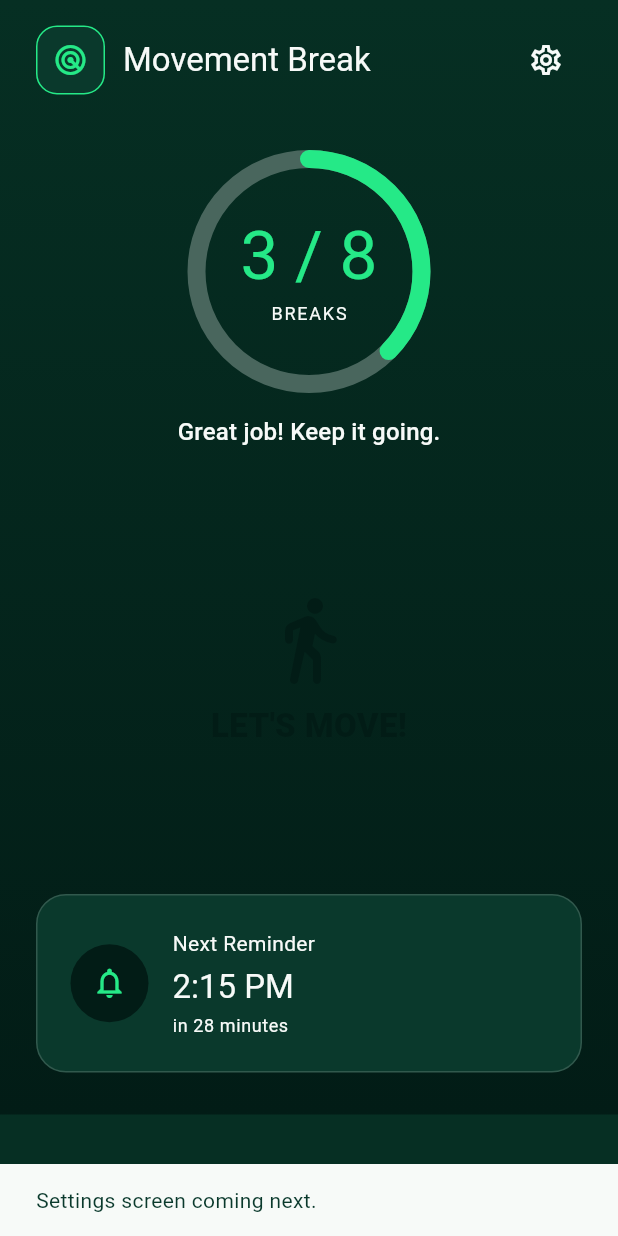
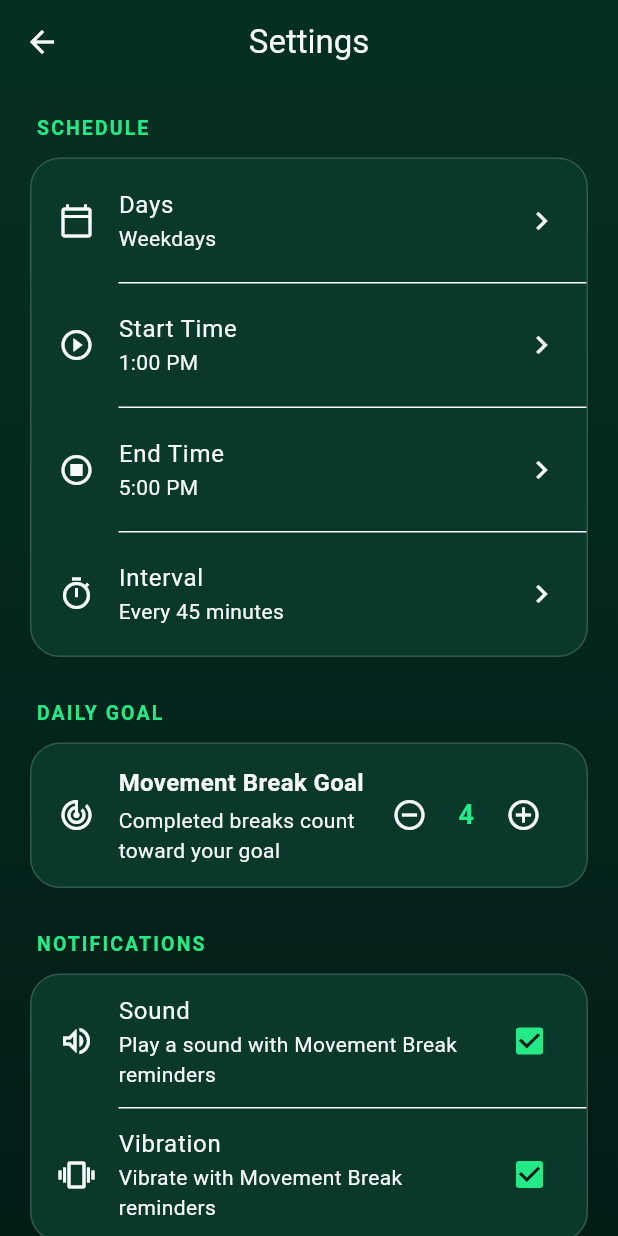
Before and after one commit to smelinosky/movement-break, a Flutter app: the screen it shows after launch, after a tap on the "settings" icon, on a phone screen of 412 x 824 dp. Run offline on Flutter 3.47's test engine with Material 3 defaults, Android fonts, the light colour scheme and no system bars; Roboto replaces fonts that are missing (Arial).

Commit message:
Build settings screen and navigation

```diff
--- a/lib/app/screens/home/home_screen.dart
+++ b/lib/app/screens/home/home_screen.dart
@@ -1,6 +1,7 @@
 import 'package:flutter/material.dart';
 
 import '../../theme/app_colors.dart';
+import '../settings/settings_screen.dart';
 
 class HomeScreen extends StatelessWidget {
   const HomeScreen({super.key});
@@ -64,8 +65,11 @@ class HomeScreen extends StatelessWidget {
         IconButton(
           tooltip: 'Settings',
           onPressed: () {
-            ScaffoldMessenger.of(context).showSnackBar(
-              const SnackBar(content: Text('Settings screen coming next.')),
+            Navigator.push(
+              context,
+              MaterialPageRoute<void>(
+                builder: (context) => const SettingsScreen(),
+              ),
             );
           },
           icon: const Icon(
--- /dev/null
+++ b/lib/app/screens/settings/settings_screen.dart
@@ -0,0 +1,381 @@
+import 'package:flutter/material.dart';
+
+import '../../theme/app_colors.dart';
+
+class SettingsScreen extends StatefulWidget {
+  const SettingsScreen({super.key});
+
+  @override
+  State<SettingsScreen> createState() => _SettingsScreenState();
+}
+
+class _SettingsScreenState extends State<SettingsScreen> {
+  String selectedDays = 'Weekdays';
+  TimeOfDay startTime = const TimeOfDay(hour: 13, minute: 0);
+  TimeOfDay endTime = const TimeOfDay(hour: 17, minute: 0);
+  int reminderInterval = 45;
+  int dailyGoal = 4;
+  bool soundEnabled = true;
+  bool vibrationEnabled = true;
+
+  Future<void> _selectStartTime() async {
+    final selectedTime = await showTimePicker(
+      context: context,
+      initialTime: startTime,
+    );
+
+    if (selectedTime != null) {
+      setState(() {
+        startTime = selectedTime;
+      });
+    }
+  }
+
+  Future<void> _selectEndTime() async {
+    final selectedTime = await showTimePicker(
+      context: context,
+      initialTime: endTime,
+    );
+
+    if (selectedTime != null) {
+      setState(() {
+        endTime = selectedTime;
+      });
+    }
+  }
+
+  Future<void> _selectDays() async {
+    final result = await showModalBottomSheet<String>(
+      context: context,
+      backgroundColor: AppColors.surface,
+      builder: (context) {
+        return SafeArea(
+          child: Column(
+            mainAxisSize: MainAxisSize.min,
+            children: [
+              _buildChoiceTile(context, title: 'Weekdays', value: 'Weekdays'),
+              _buildChoiceTile(context, title: 'Every Day', value: 'Every Day'),
+              _buildChoiceTile(context, title: 'Custom', value: 'Custom'),
+            ],
+          ),
+        );
+      },
+    );
+
+    if (result != null) {
+      setState(() {
+        selectedDays = result;
+      });
+    }
+  }
+
+  Future<void> _selectInterval() async {
+    final result = await showModalBottomSheet<int>(
+      context: context,
+      backgroundColor: AppColors.surface,
+      builder: (context) {
+        return SafeArea(
+          child: Column(
+            mainAxisSize: MainAxisSize.min,
+            children: [
+              _buildChoiceTile(context, title: 'Every 30 minutes', value: 30),
+              _buildChoiceTile(context, title: 'Every 45 minutes', value: 45),
+              _buildChoiceTile(context, title: 'Every 60 minutes', value: 60),
+              _buildChoiceTile(context, title: 'Every 90 minutes', value: 90),
+            ],
+          ),
+        );
+      },
+    );
+
+    if (result != null) {
+      setState(() {
+        reminderInterval = result;
+      });
+    }
+  }
+
+  Widget _buildChoiceTile<T>(
+    BuildContext context, {
+    required String title,
+    required T value,
+  }) {
+    return ListTile(
+      title: Text(title),
+      trailing: const Icon(Icons.chevron_right),
+      onTap: () {
+        Navigator.pop(context, value);
+      },
+    );
+  }
+
+  @override
+  Widget build(BuildContext context) {
+    return Scaffold(
+      appBar: AppBar(title: const Text('Settings')),
+      body: Container(
+        width: double.infinity,
+        decoration: const BoxDecoration(
+          gradient: LinearGradient(
+            begin: Alignment.topCenter,
+            end: Alignment.bottomCenter,
+            colors: [AppColors.background, AppColors.backgroundDark],
+          ),
+        ),
+        child: SafeArea(
+          top: false,
+          child: ListView(
+            padding: const EdgeInsets.fromLTRB(20, 20, 20, 32),
+            children: [
+              _buildSectionTitle('SCHEDULE'),
+              const SizedBox(height: 10),
+              _buildSettingsCard(
+                children: [
+                  _buildNavigationRow(
+                    icon: Icons.calendar_today_outlined,
+                    title: 'Days',
+                    value: selectedDays,
+                    onTap: _selectDays,
+                  ),
+                  _buildDivider(),
+                  _buildNavigationRow(
+                    icon: Icons.play_circle_outline,
+                    title: 'Start Time',
+                    value: startTime.format(context),
+                    onTap: _selectStartTime,
+                  ),
+                  _buildDivider(),
+                  _buildNavigationRow(
+                    icon: Icons.stop_circle_outlined,
+                    title: 'End Time',
+                    value: endTime.format(context),
+                    onTap: _selectEndTime,
+                  ),
+                  _buildDivider(),
+                  _buildNavigationRow(
+                    icon: Icons.timer_outlined,
+                    title: 'Interval',
+                    value: 'Every $reminderInterval minutes',
+                    onTap: _selectInterval,
+                  ),
+                ],
+              ),
+              const SizedBox(height: 28),
+
+              _buildSectionTitle('DAILY GOAL'),
+              const SizedBox(height: 10),
+              _buildSettingsCard(children: [_buildGoalRow()]),
+              const SizedBox(height: 28),
+
+              _buildSectionTitle('NOTIFICATIONS'),
+              const SizedBox(height: 10),
+              _buildSettingsCard(
+                children: [
+                  CheckboxListTile(
+                    value: soundEnabled,
+                    onChanged: (value) {
+                      setState(() {
+                        soundEnabled = value ?? false;
+                      });
+                    },
+                    contentPadding: const EdgeInsets.symmetric(
+                      horizontal: 18,
+                      vertical: 4,
+                    ),
+                    secondary: const Icon(Icons.volume_up_outlined),
+                    title: const Text('Sound'),
+                    subtitle: const Text(
+                      'Play a sound with Movement Break reminders',
+                    ),
+                    controlAffinity: ListTileControlAffinity.trailing,
+                  ),
+                  _buildDivider(),
+                  CheckboxListTile(
+                    value: vibrationEnabled,
+                    onChanged: (value) {
+                      setState(() {
+                        vibrationEnabled = value ?? false;
+                      });
+                    },
+                    contentPadding: const EdgeInsets.symmetric(
+                      horizontal: 18,
+                      vertical: 4,
+                    ),
+                    secondary: const Icon(Icons.vibration_outlined),
+                    title: const Text('Vibration'),
+                    subtitle: const Text(
+                      'Vibrate with Movement Break reminders',
+                    ),
+                    controlAffinity: ListTileControlAffinity.trailing,
+                  ),
+                ],
+              ),
+              const SizedBox(height: 28),
+
+              _buildSectionTitle('ABOUT'),
+              const SizedBox(height: 10),
+              _buildSettingsCard(
+                children: [
+                  _buildStaticRow(
+                    icon: Icons.info_outline,
+                    title: 'About Movement Break',
+                  ),
+                  _buildDivider(),
+                  _buildStaticRow(
+                    icon: Icons.privacy_tip_outlined,
+                    title: 'Privacy Policy',
+                  ),
+                  _buildDivider(),
+                  _buildStaticRow(
+                    icon: Icons.description_outlined,
+                    title: 'Terms of Use',
+                  ),
+                  _buildDivider(),
+                  _buildValueRow(
+                    icon: Icons.apps_outlined,
+                    title: 'App Version',
+                    value: '1.0.0',
+                  ),
+                ],
+              ),
+            ],
+          ),
+        ),
+      ),
+    );
+  }
+
+  Widget _buildSectionTitle(String title) {
+    return Padding(
+      padding: const EdgeInsets.only(left: 4),
+      child: Text(
+        title,
+        style: const TextStyle(
+          color: AppColors.primaryGreen,
+          fontSize: 13,
+          fontWeight: FontWeight.w700,
+          letterSpacing: 1.4,
+        ),
+      ),
+    );
+  }
+
+  Widget _buildSettingsCard({required List<Widget> children}) {
+    return Container(
+      decoration: BoxDecoration(
+        color: AppColors.surface,
+        borderRadius: BorderRadius.circular(20),
+        border: Border.all(color: AppColors.border),
+      ),
+      clipBehavior: Clip.antiAlias,
+      child: Column(children: children),
+    );
+  }
+
+  Widget _buildNavigationRow({
+    required IconData icon,
+    required String title,
+    required String value,
+    required VoidCallback onTap,
+  }) {
+    return ListTile(
+      contentPadding: const EdgeInsets.symmetric(horizontal: 18, vertical: 5),
+      leading: Icon(icon),
+      title: Text(title),
+      subtitle: Text(value),
+      trailing: const Icon(Icons.chevron_right),
+      onTap: onTap,
+    );
+  }
+
+  Widget _buildGoalRow() {
+    return Padding(
+      padding: const EdgeInsets.symmetric(horizontal: 18, vertical: 14),
+      child: Row(
+        children: [
+          const Icon(Icons.track_changes_outlined),
+          const SizedBox(width: 16),
+          const Expanded(
+            child: Column(
+              crossAxisAlignment: CrossAxisAlignment.start,
+              children: [
+                Text(
+                  'Movement Break Goal',
+                  style: TextStyle(fontSize: 16, fontWeight: FontWeight.w600),
+                ),
+                SizedBox(height: 4),
+                Text('Completed breaks count toward your goal'),
+              ],
+            ),
+          ),
+          IconButton(
+            tooltip: 'Decrease goal',
+            onPressed: dailyGoal > 1
+                ? () {
+                    setState(() {
+                      dailyGoal--;
+                    });
+                  }
+                : null,
+            icon: const Icon(Icons.remove_circle_outline),
+          ),
+          SizedBox(
+            width: 28,
+            child: Text(
+              '$dailyGoal',
+              textAlign: TextAlign.center,
+              style: const TextStyle(
+                color: AppColors.primaryGreen,
+                fontSize: 18,
+                fontWeight: FontWeight.w700,
+              ),
+            ),
+          ),
+          IconButton(
+            tooltip: 'Increase goal',
+            onPressed: () {
+              setState(() {
+                dailyGoal++;
+              });
+            },
+            icon: const Icon(Icons.add_circle_outline),
+          ),
+        ],
+      ),
+    );
+  }
+
+  Widget _buildStaticRow({required IconData icon, required String title}) {
+    return ListTile(
+      contentPadding: const EdgeInsets.symmetric(horizontal: 18, vertical: 4),
+      leading: Icon(icon),
+      title: Text(title),
+      trailing: const Icon(Icons.chevron_right),
+      onTap: () {
+        ScaffoldMessenger.of(context).showSnackBar(
+          SnackBar(content: Text('$title will be added before launch.')),
+        );
+      },
+    );
+  }
+
+  Widget _buildValueRow({
+    required IconData icon,
+    required String title,
+    required String value,
+  }) {
+    return ListTile(
+      contentPadding: const EdgeInsets.symmetric(horizontal: 18, vertical: 4),
+      leading: Icon(icon),
+      title: Text(title),
+      trailing: Text(
+        value,
+        style: const TextStyle(color: AppColors.textSecondary),
+      ),
+    );
+  }
+
+  Widget _buildDivider() {
+    return const Divider(height: 1, indent: 58);
+  }
+}
```
